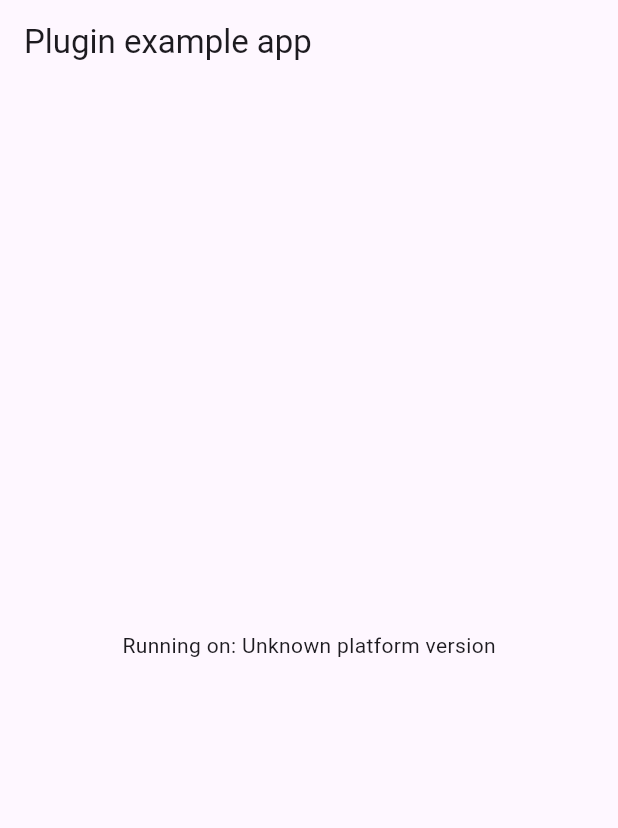
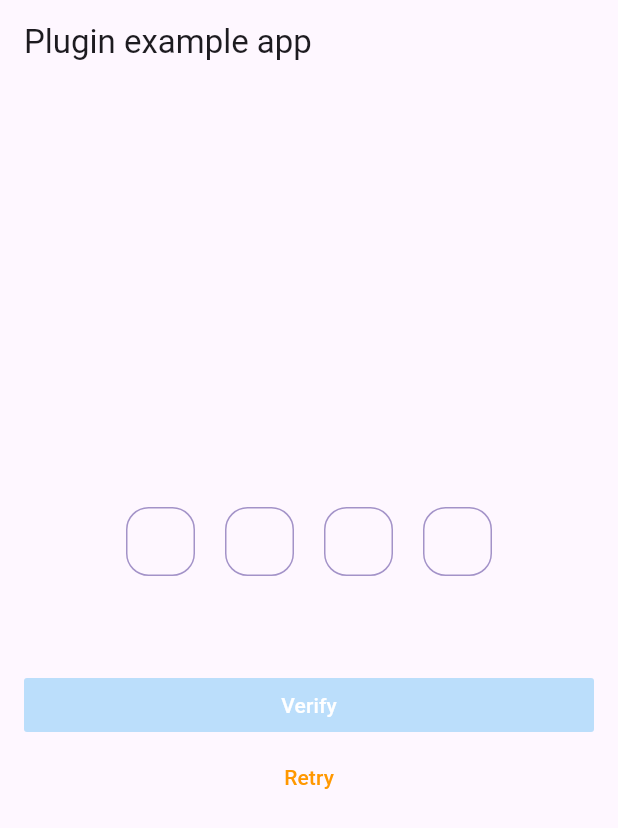
Before and after one commit to TandohAnthonyNwiAckah/otp_autofill_sms, a Flutter app: the screen it shows after launch, on a phone screen of 412 x 824 dp. Shown: the top 828 px of the screen. Run offline on Flutter 3.47's test engine with Material 3 defaults, Android fonts, the phone set to English and light mode, and no system bars.

Commit message:
added : SMS autofill example

```diff
--- a/example/lib/app.dart
+++ b/example/lib/app.dart
@@ -1,3 +1,6 @@
+import 'dart:async';
+
+import 'package:flutter/foundation.dart';
 import 'package:flutter/material.dart';
 import 'package:flutter/services.dart';
 import 'package:sms_otp_autofill/sms_otp_auto_fill.dart';
@@ -6,19 +9,28 @@ class MyApp extends StatefulWidget {
   const MyApp({super.key});
 
   @override
-  State<MyApp> createState() => _MyAppState();
+  MyAppState createState() => MyAppState();
 }
 
-class _MyAppState extends State<MyApp> {
-  String _platformVersion = 'Unknown';
+class MyAppState extends State<MyApp> {
+  // String _platformVersion = 'Unknown';
+
+  final int _otpCodeLength = 4;
+  bool _isLoadingButton = false;
+  bool _enableButton = false;
+  String _otpCode = "";
+  final _scaffoldKey = GlobalKey<ScaffoldState>();
+  final intRegex = RegExp(r'\d+', multiLine: true);
+  TextEditingController textEditingController = TextEditingController(text: "");
 
   @override
   void initState() {
     super.initState();
     initPlatformState();
+    _getSignatureCode();
+    _startListeningSms();
   }
 
-  // Platform messages are asynchronous, so we initialize in an async method.
   Future<void> initPlatformState() async {
     String platformVersion;
     // Platform messages may fail, so we use a try/catch PlatformException.
@@ -36,7 +48,82 @@ class _MyAppState extends State<MyApp> {
     if (!mounted) return;
 
     setState(() {
-      _platformVersion = platformVersion;
+      if (kDebugMode) {
+        print(platformVersion);
+      }
+      // _platformVersion = platformVersion;
+    });
+  }
+
+  @override
+  void dispose() {
+    super.dispose();
+    SmsAutofill.stopListening();
+  }
+
+  BoxDecoration get _pinPutDecoration {
+    return BoxDecoration(
+      border: Border.all(color: Theme.of(context).primaryColor),
+      borderRadius: BorderRadius.circular(15.0),
+    );
+  }
+
+  /// get signature code
+  _getSignatureCode() async {
+    String? signature = await SmsAutofill.getAppSignature();
+    if (kDebugMode) {
+      print("signature $signature");
+    }
+  }
+
+  /// listen sms
+  _startListeningSms() {
+    SmsAutofill.startListeningSms().then((message) {
+      setState(() {
+        _otpCode = SmsAutofill.getCode(message, intRegex);
+        textEditingController.text = _otpCode;
+        _onOtpCallBack(_otpCode, true);
+      });
+    });
+  }
+
+  _onSubmitOtp() {
+    setState(() {
+      _isLoadingButton = !_isLoadingButton;
+      _verifyOtpCode();
+    });
+  }
+
+  _onClickRetry() {
+    _startListeningSms();
+  }
+
+  _onOtpCallBack(String otpCode, bool isAutofill) {
+    setState(() {
+      _otpCode = otpCode;
+      if (otpCode.length == _otpCodeLength && isAutofill) {
+        _enableButton = false;
+        _isLoadingButton = true;
+        _verifyOtpCode();
+      } else if (otpCode.length == _otpCodeLength && !isAutofill) {
+        _enableButton = true;
+        _isLoadingButton = false;
+      } else {
+        _enableButton = false;
+      }
+    });
+  }
+
+  _verifyOtpCode() {
+    FocusScope.of(context).requestFocus(FocusNode());
+    Timer(const Duration(milliseconds: 4000), () {
+      setState(() {
+        _isLoadingButton = false;
+        _enableButton = false;
+      });
+
+      ScaffoldMessenger.of(context).showSnackBar(
+          SnackBar(content: Text("Verification OTP Code $_otpCode Success")));
     });
   }
 
@@ -44,13 +131,81 @@ class _MyAppState extends State<MyApp> {
   Widget build(BuildContext context) {
     return MaterialApp(
       home: Scaffold(
+        key: _scaffoldKey,
         appBar: AppBar(
           title: const Text('Plugin example app'),
         ),
-        body: Center(
-          child: Text('Running on: $_platformVersion\n'),
+        body: Padding(
+          padding: const EdgeInsets.all(16.0),
+          child: Center(
+            child: Column(
+              mainAxisSize: MainAxisSize.min,
+              mainAxisAlignment: MainAxisAlignment.center,
+              children: <Widget>[
+                OtpTextField(
+                    textController: textEditingController,
+                    autoFocus: true,
+                    codeLength: _otpCodeLength,
+                    alignment: MainAxisAlignment.center,
+                    defaultBoxSize: 46.0,
+                    margin: 10,
+                    selectedBoxSize: 46.0,
+                    textStyle: const TextStyle(fontSize: 16),
+                    defaultDecoration: _pinPutDecoration.copyWith(
+                        border: Border.all(
+                            color: Theme.of(context)
+                                .primaryColor
+                                .withOpacity(0.6))),
+                    selectedDecoration: _pinPutDecoration,
+                    onChange: (code) {
+                      _onOtpCallBack(code, false);
+                    }),
+                const SizedBox(
+                  height: 32,
+                ),
+                SizedBox(
+                  width: double.maxFinite,
+                  child: MaterialButton(
+                    onPressed: _enableButton ? _onSubmitOtp : null,
+                    color: Colors.blue,
+                    disabledColor: Colors.blue[100],
+                    child: _setUpButtonChild(),
+                  ),
+                ),
+                SizedBox(
+                  width: double.maxFinite,
+                  child: TextButton(
+                    onPressed: _onClickRetry,
+                    child: const Text(
+                      "Retry",
+                      style: TextStyle(color: Colors.orange),
+                    ),
+                  ),
+                )
+              ],
+            ),
+          ),
         ),
       ),
     );
   }
+
+  Widget _setUpButtonChild() {
+    if (_isLoadingButton) {
+      return const SizedBox(
+        width: 19,
+        height: 19,
+        child: CircularProgressIndicator(
+          valueColor: AlwaysStoppedAnimation<Color>(Colors.white),
+        ),
+      );
+    }
+    //
+    else {
+      return const Text(
+        "Verify",
+        style: TextStyle(color: Colors.white),
+      );
+    }
+  }
 }
--- a/example/lib/main.dart
+++ b/example/lib/main.dart
@@ -1,6 +1,4 @@
 import 'package:flutter/material.dart';
 import 'package:sms_otp_autofill_example/app.dart';
 
-void main() {
-  runApp(const MyApp());
-}
+void main() => runApp(const MyApp());
```
